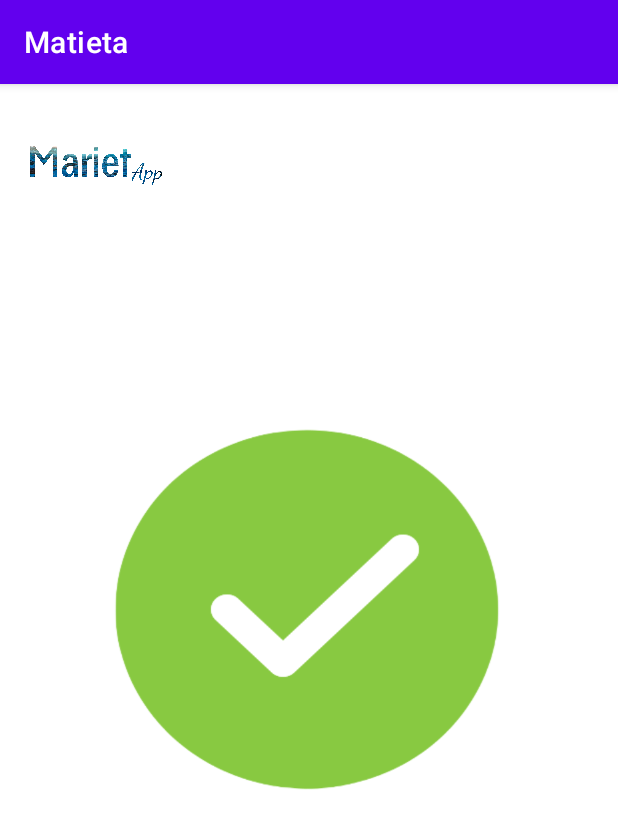
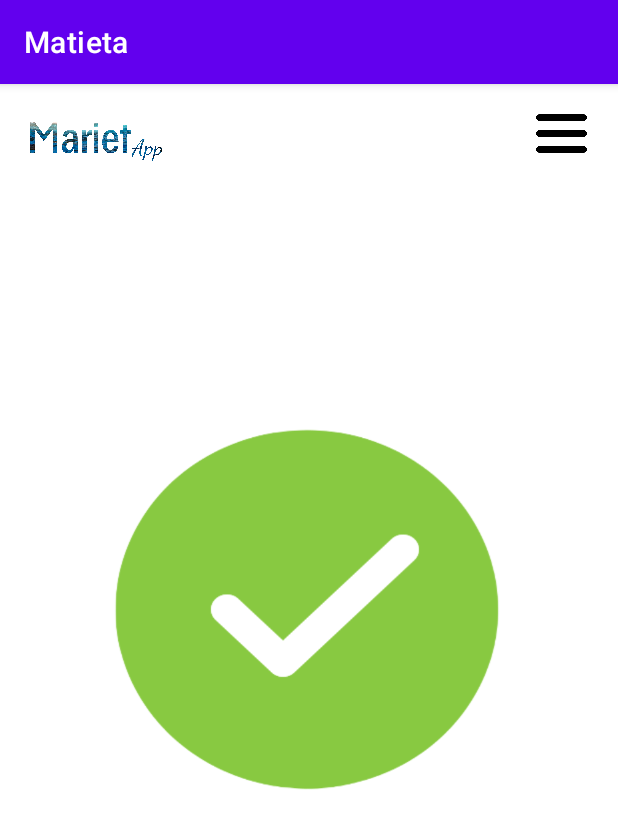
Before and after one commit to AnaLuz707/Matieta, an Android app: the ActualizacionPrestador screen opened directly, with no data from a screen before it, on a phone screen of 412 x 824 dp. Shown: the top 829 px of the screen. Run offline under Robolectric (Android 15) with nearby library versions, the light colour scheme and no system bars.

Commit message:
actualizar diseño

```diff
--- a/app/src/main/res/layout/activity_actualizacion_prestador.xml
+++ b/app/src/main/res/layout/activity_actualizacion_prestador.xml
@@ -25,11 +25,22 @@
         android:id="@+id/imageView2"
         android:layout_width="95dp"
         android:layout_height="45dp"
-        android:layout_marginTop="32dp"
+        android:layout_marginTop="16dp"
         app:layout_constraintEnd_toEndOf="parent"
         app:layout_constraintHorizontal_bias="0.05"
         app:layout_constraintStart_toStartOf="parent"
         app:layout_constraintTop_toTopOf="parent"
-        app:srcCompat="@drawable/Logotipo" />
+        app:srcCompat="@drawable/logotipo" />
+
+    <ImageView
+        android:id="@+id/imageView3"
+        android:layout_width="43dp"
+        android:layout_height="34dp"
+        android:layout_marginTop="16dp"
+        app:layout_constraintEnd_toEndOf="parent"
+        app:layout_constraintHorizontal_bias="0.956"
+        app:layout_constraintStart_toStartOf="parent"
+        app:layout_constraintTop_toTopOf="parent"
+        app:srcCompat="@drawable/menu" />
 
 </androidx.constraintlayout.widget.ConstraintLayout>
--- a/app/src/main/res/layout/activity_main.xml
+++ b/app/src/main/res/layout/activity_main.xml
@@ -16,7 +16,7 @@
         app:layout_constraintEnd_toEndOf="parent"
         app:layout_constraintStart_toStartOf="parent"
         app:layout_constraintTop_toTopOf="parent"
-        app:srcCompat="@drawable/Logo_Marietapp" />
+        app:srcCompat="@drawable/logo_marietapp" />
 
     <ImageButton
         android:id="@+id/imageButton2"
```
Also changed, not shown: app/src/main/res/drawable/logo_marietapp.png (renamed from app/src/main/res/drawable/Logo_Marietapp.png), app/src/main/res/drawable/logotipo.png (renamed from app/src/main/res/drawable/Logotipo.png).
